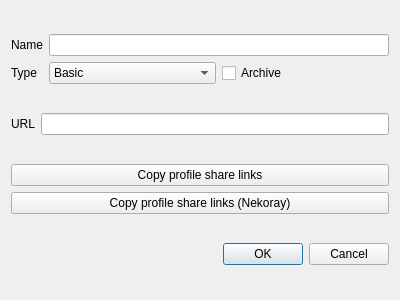
Before: the Qt Designer form ui/edit/dialog_edit_group.ui in MatsuriDayo/nekoray, drawn with Qt 5.
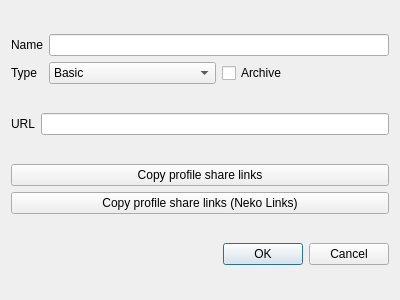
After: the same form once the commit is applied. Custom widgets are drawn as their Qt base class.

Commit message: optimize QR dialog & bug fix

What changed in the file:
```diff
--- a/ui/edit/dialog_edit_group.ui
+++ b/ui/edit/dialog_edit_group.ui
@@ -130,7 +130,7 @@
      <item>
       <widget class="QPushButton" name="copy_links_nkr">
        <property name="text">
-        <string>Copy profile share links (Nekoray)</string>
+        <string>Copy profile share links (Neko Links)</string>
        </property>
       </widget>
      </item>
```
The commit also changes 4 other files.
